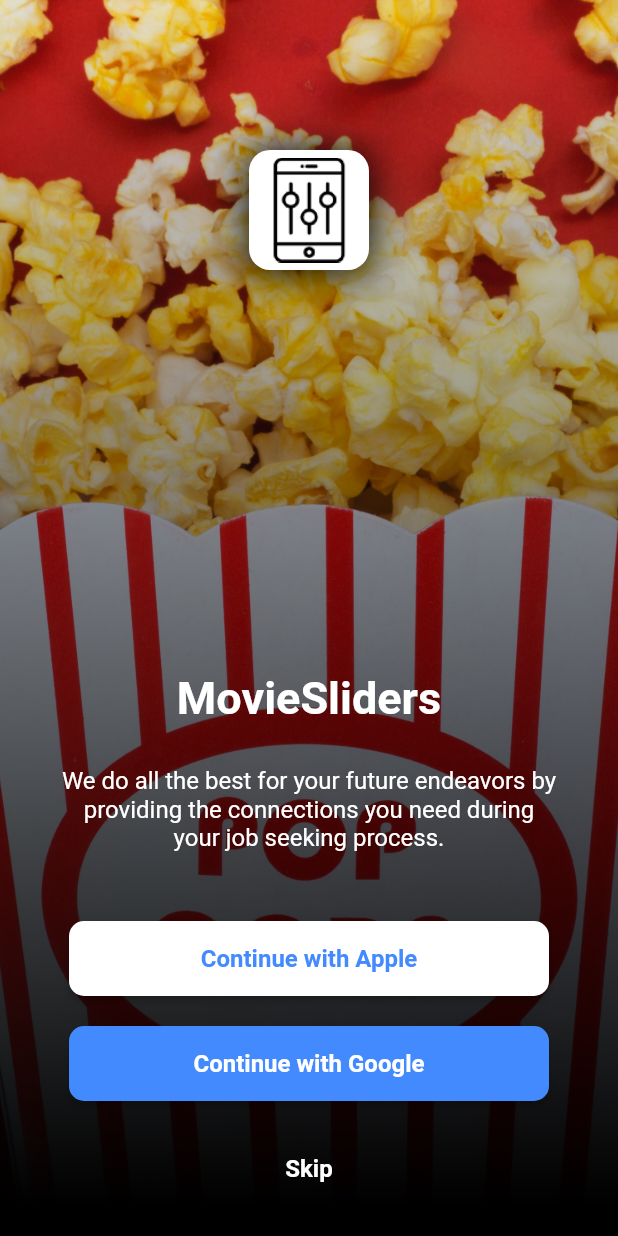
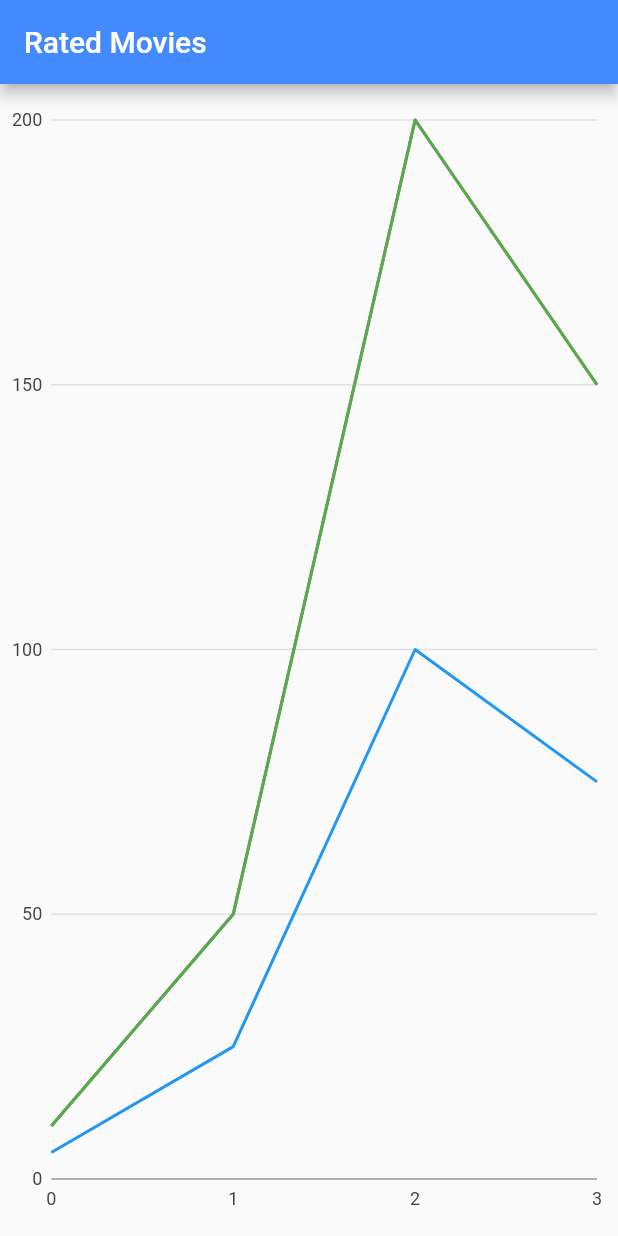
Before and after one commit to riodw/flutter.moviesliders, a Flutter app: the screen it shows after launch, on a phone screen of 412 x 824 dp. Run offline on Flutter 3.47's test engine with Material 2 defaults, Android fonts, the phone set to English and light mode, and no system bars; our stand-ins replace charts_flutter, firebase_auth, firebase_core, firebase_database, google_sign_in, shared_preferences; missing offline and left inert: flutter_auth_buttons; accounts and stored records are empty.

Commit message:
Charts installed; Sample working;

```diff
--- a/lib/main.dart
+++ b/lib/main.dart
@@ -1,12 +1,13 @@
 import 'package:flutter/material.dart';
 import 'package:flutter/cupertino.dart';
 import 'package:flutter/services.dart';
-// Project
-import 'package:flutter_moviesliders/views/log_in.dart';
-import 'package:flutter_moviesliders/views/sliders.dart';
 // - auth
 import 'package:flutter_moviesliders/services/auth_service.dart';
 import 'package:flutter_moviesliders/widgets/provider_widget.dart';
+// Project
+import 'package:flutter_moviesliders/views/log_in.dart';
+import 'package:flutter_moviesliders/views/my_movies.dart';
+import 'package:flutter_moviesliders/views/sliders.dart';
 
 // https://flutter.dev/docs/development/ui/interactive#managing-state
 
@@ -41,9 +42,10 @@ class MyApp extends StatelessWidget {
       child: MaterialApp(
           title: 'MovieSliders',
           theme: lightTheme,
-          initialRoute: '/sliders',
+          initialRoute: '/my_movies',
           routes: <String, WidgetBuilder>{
             '/log_in': (BuildContext context) => LogInView(),
+            '/my_movies': (BuildContext context) => MyMoviesView(),
             '/sliders': (BuildContext context) => HomeController(),
           }),
     );
--- /dev/null
+++ b/lib/views/my_movies.dart
@@ -0,0 +1,131 @@
+import 'package:flutter/material.dart';
+import 'package:flutter/cupertino.dart';
+// charts
+import 'package:charts_flutter/flutter.dart' as charts;
+import 'package:flutter/material.dart';
+
+/* Comparison from episode to episode
+https://google.github.io/charts/flutter/example/scatter_plot_charts/comparison_points
+*/
+
+
+class MyMoviesView extends StatefulWidget {
+  MyMoviesView({Key key}) : super(key: key);
+
+  @override
+  _MyMoviesState createState() => _MyMoviesState();
+}
+
+class _MyMoviesState extends State<MyMoviesView> {
+
+  @override
+  Widget build(BuildContext context) {
+
+    return Scaffold(
+      appBar: AppBar(
+        title: Text('Rated Movies'),
+        actions: <Widget>[
+        ],
+      ),
+      body: Container(
+        margin: const EdgeInsets.only(top: 10.0, bottom: 10.0),
+        child: SafeArea(
+          child: Container(
+            child: NumericComboLinePointChart.withSampleData()
+          )
+        ),
+      ),
+    );
+  }
+}
+
+
+
+class NumericComboLinePointChart extends StatelessWidget {
+  final List<charts.Series> seriesList;
+  final bool animate;
+
+  NumericComboLinePointChart(this.seriesList, {this.animate});
+
+  /// Creates a [LineChart] with sample data and no transition.
+  factory NumericComboLinePointChart.withSampleData() {
+    return new NumericComboLinePointChart(
+      _createSampleData(),
+      // Disable animations for image tests.
+      animate: false,
+    );
+  }
+
+
+  @override
+  Widget build(BuildContext context) {
+    return new charts.NumericComboChart(seriesList,
+        animate: animate,
+        // Configure the default renderer as a line renderer. This will be used
+        // for any series that does not define a rendererIdKey.
+        defaultRenderer: new charts.LineRendererConfig(),
+        // Custom renderer configuration for the point series.
+        customSeriesRenderers: [
+          new charts.PointRendererConfig(
+              // ID used to link series to this renderer.
+              customRendererId: 'customPoint')
+        ]);
+  }
+
+  /// Create one series with sample hard coded data.
+  static List<charts.Series<LinearSales, int>> _createSampleData() {
+    final desktopSalesData = [
+      new LinearSales(0, 5),
+      new LinearSales(1, 25),
+      new LinearSales(2, 100),
+      new LinearSales(3, 75),
+    ];
+
+    final tableSalesData = [
+      new LinearSales(0, 10),
+      new LinearSales(1, 50),
+      new LinearSales(2, 200),
+      new LinearSales(3, 150),
+    ];
+
+    final mobileSalesData = [
+      new LinearSales(0, 10),
+      new LinearSales(1, 50),
+      new LinearSales(2, 200),
+      new LinearSales(3, 150),
+    ];
+
+    return [
+      new charts.Series<LinearSales, int>(
+        id: 'Desktop',
+        colorFn: (_, __) => charts.MaterialPalette.blue.shadeDefault,
+        domainFn: (LinearSales sales, _) => sales.year,
+        measureFn: (LinearSales sales, _) => sales.sales,
+        data: desktopSalesData,
+      ),
+      new charts.Series<LinearSales, int>(
+        id: 'Tablet',
+        colorFn: (_, __) => charts.MaterialPalette.red.shadeDefault,
+        domainFn: (LinearSales sales, _) => sales.year,
+        measureFn: (LinearSales sales, _) => sales.sales,
+        data: tableSalesData,
+      ),
+      new charts.Series<LinearSales, int>(
+          id: 'Mobile',
+          colorFn: (_, __) => charts.MaterialPalette.green.shadeDefault,
+          domainFn: (LinearSales sales, _) => sales.year,
+          measureFn: (LinearSales sales, _) => sales.sales,
+          data: mobileSalesData)
+        // Configure our custom point renderer for this series.
+        ..setAttribute(charts.rendererIdKey, 'customPoint'),
+    ];
+  }
+}
+
+/// Sample linear data type.
+class LinearSales {
+  final int year;
+  final int sales;
+
+  LinearSales(this.year, this.sales);
+}
--- /dev/null
+++ b/lib/views/search_movies.dart
@@ -0,0 +1 @@
+// https://www.omdbapi.com
--- a/lib/views/sliders.dart
+++ b/lib/views/sliders.dart
@@ -1,7 +1,7 @@
 import 'package:flutter/material.dart';
 import 'package:flutter/cupertino.dart';
 import 'package:shared_preferences/shared_preferences.dart';
-import 'package:flutter/foundation.dart';
+// import 'package:flutter/foundation.dart';
 
 final double minimumRating = 2;
 final double maximumRating = 100;
--- a/pubspec.yaml
+++ b/pubspec.yaml
@@ -31,12 +31,13 @@ dependencies:
   # firebase auth
   firebase_auth: ^0.16.1
   flutter_auth_buttons: ^0.8.0
+  google_sign_in: ^4.5.1
   # firebase real-time database
   firebase_database: "^3.1.6"
   # dependency for the FlutterFire plugin for Google Analytics
   firebase_analytics: ^5.0.2
-
-  google_sign_in: ^4.5.1
+  # Charts
+  charts_flutter: ^0.9.0
 
   # The following adds the Cupertino Icons font to your application.
   # Use with the CupertinoIcons class for iOS style icons.
```
Also changed, not shown: pubspec.lock.
